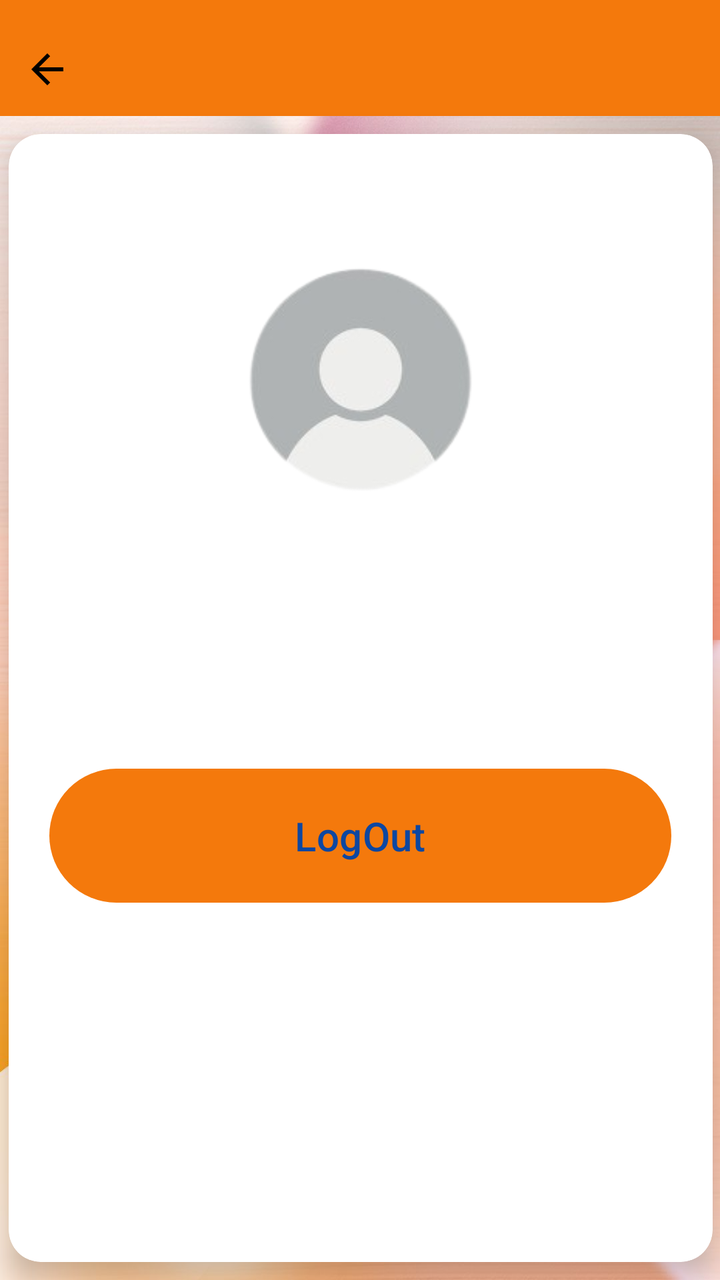
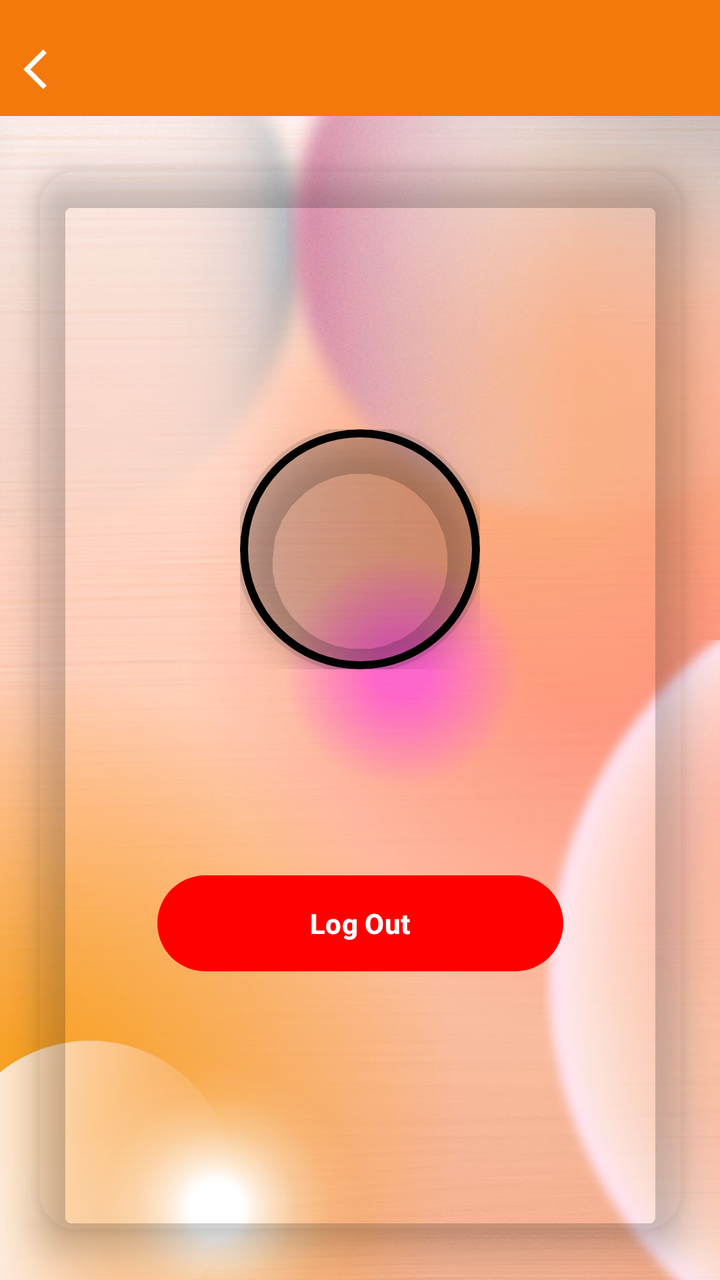

Two renders of the same Android screen: before a commit and after it. Below are the layout's source before the change and the commit's diff.
<!-- AndroidManifest.xml: application theme Theme.MyApplication -->
<!-- res/layout/activity_profile.xml -->
<?xml version="1.0" encoding="utf-8"?>
<androidx.constraintlayout.widget.ConstraintLayout xmlns:android="http://schemas.android.com/apk/res/android"
    xmlns:app="http://schemas.android.com/apk/res-auto"
    xmlns:tools="http://schemas.android.com/tools"
    android:layout_width="match_parent"
    android:layout_height="match_parent"
    tools:context=".Profile">

    
    <ImageView
        android:layout_width="match_parent"
        android:layout_height="match_parent"
        android:contentDescription="@string/todo78"
        android:scaleType="centerCrop"
        android:src="@drawable/untitleddesignh"
        tools:ignore="ImageContrastCheck" />

    

    <com.google.android.material.appbar.MaterialToolbar
        android:id="@+id/materialToolbar"
        android:layout_width="413dp"
        android:layout_height="58dp"
        android:background="?attr/colorPrimary"
        android:minHeight="?attr/actionBarSize"
        android:theme="?attr/actionBarTheme"
        app:layout_constraintEnd_toEndOf="parent"
        app:layout_constraintStart_toStartOf="parent"
        tools:layout_editor_absoluteY="0dp"
        tools:ignore="MissingConstraints,VisualLintBounds">
        
        <ImageButton
            android:id="@+id/button090"
            android:layout_width="@dimen/dim_67"
            android:layout_height="@dimen/dim_69"
            android:background="@null"
            android:src="@drawable/baseline_arrow_back_24"
            app:layout_constraintEnd_toEndOf="parent"
            app:layout_constraintHorizontal_bias="0.0"
            app:layout_constraintStart_toStartOf="parent"
            tools:ignore="ContentDescription,ImageContrastCheck,MissingConstraints,SpeakableTextPresentCheck,TouchTargetSizeCheck,VisualLintBounds"
            tools:layout_editor_absoluteY="@dimen/dim_3" />
    </com.google.android.material.appbar.MaterialToolbar>

    <androidx.cardview.widget.CardView
        android:layout_width="352dp"
        android:layout_height="564dp"
        android:layout_margin="@dimen/dim_20"
        app:cardCornerRadius="16dp"
        app:cardElevation="8dp"
        app:layout_constraintBottom_toBottomOf="parent"
        app:layout_constraintEnd_toEndOf="parent"
        app:layout_constraintHorizontal_bias="0.492"
        app:layout_constraintStart_toStartOf="parent"
        app:layout_constraintTop_toBottomOf="@+id/materialToolbar">

        
        <LinearLayout
            android:layout_width="match_parent"
            android:layout_height="match_parent"
            android:gravity="center_horizontal"
            android:orientation="vertical"
            android:padding="@dimen/dim_16">

            

            

            <ImageView
                android:layout_width="@dimen/dim_250"
                android:layout_height="174dp"
                android:layout_marginTop="@dimen/dim_20"
                android:contentDescription="@string/todo6"
                android:src="@drawable/j"
                tools:ignore="ImageContrastCheck,VisualLintBounds" />

            <TextView
                android:id="@+id/mName"
                android:layout_width="wrap_content"
                android:layout_height="wrap_content"
                android:layout_marginTop="@dimen/dim_16"
                android:textColor="@color/black"
                android:textSize="20sp"
                android:textStyle="bold" />

            
            <TextView
                android:id="@+id/mEmail2"
                android:layout_width="wrap_content"
                android:layout_height="wrap_content"
                android:layout_marginTop="@dimen/dim_8"
                android:textColor="@color/black"
                android:textSize="18sp"
                android:textStyle="bold" />

            
            <Button
                android:id="@+id/LoginBtn2"
                android:layout_width="311dp"
                android:layout_height="67dp"
                android:layout_marginTop="@dimen/dim_32"
                android:background="@drawable/button"
                android:text="@string/logout"
                android:textColor="#0D47A1"
                android:textSize="20sp" />

        </LinearLayout>
    </androidx.cardview.widget.CardView>

</androidx.constraintlayout.widget.ConstraintLayout>
<!-- resources referenced by this layout -->
<resources>
  <color name="black">#FF000000</color>
  <dimen name="dim_16">16dp</dimen>
  <dimen name="dim_20">20dp</dimen>
  <dimen name="dim_250">250dp</dimen>
  <dimen name="dim_3">3dp</dimen>
  <dimen name="dim_32">32dp</dimen>
  <dimen name="dim_67">67dp</dimen>
  <dimen name="dim_69">69dp</dimen>
  <dimen name="dim_8">8dp</dimen>
  <!-- drawable baseline_arrow_back_24 (drawable) -->
  <vector android:autoMirrored="true" android:height="24dp"
      android:tint="#000000" android:viewportHeight="24"
      android:viewportWidth="24" android:width="24dp" xmlns:android="http://schemas.android.com/apk/res/android">
      <path android:fillColor="@android:color/white" android:pathData="M20,11H7.83l5.59,-5.59L12,4l-8,8 8,8 1.41,-1.41L7.83,13H20v-2z"/>
  </vector>
  <!-- drawable button (drawable) -->
  <?xml version="1.0" encoding="utf-8"?>
  <shape xmlns:android="http://schemas.android.com/apk/res/android">
  <gradient android:startColor="#FF9800" android:endColor="#FF9800"/>
      <corners android:radius="40dp">
  
      </corners>
  </shape>
  <!-- drawable j: png bitmap (drawable-mdpi, 16393 bytes) -->
  <!-- drawable untitleddesignh: jpg bitmap (drawable-mdpi, 84470 bytes) -->
  <string name="logout">LogOut</string>
  <string name="todo6">TODO</string>
  <string name="todo78">TODO45</string>
  <style name="Theme.MyApplication" parent="Base.Theme.MyApplication" />
  <style name="Base.Theme.MyApplication" parent="Theme.Material3.DayNight.NoActionBar">
          
          
  
          <item name="colorPrimary">#F4790C</item>
      </style>
</resources>

<!-- the commit's change to res/layout/activity_profile.xml (unified diff, before → after) -->
@@ -1,21 +1,13 @@
 <?xml version="1.0" encoding="utf-8"?>
-<androidx.constraintlayout.widget.ConstraintLayout xmlns:android="http://schemas.android.com/apk/res/android"
+<androidx.constraintlayout.widget.ConstraintLayout
+    xmlns:android="http://schemas.android.com/apk/res/android"
     xmlns:app="http://schemas.android.com/apk/res-auto"
     xmlns:tools="http://schemas.android.com/tools"
     android:layout_width="match_parent"
     android:layout_height="match_parent"
-    tools:context=".Profile">
+    tools:context=".Profile"
+    android:background="@drawable/untitleddesignh">
 
-    
-    <ImageView
-        android:layout_width="match_parent"
-        android:layout_height="match_parent"
-        android:contentDescription="@string/todo78"
-        android:scaleType="centerCrop"
-        android:src="@drawable/untitleddesignh"
-        tools:ignore="ImageContrastCheck" />
-
-    
 
     <com.google.android.material.appbar.MaterialToolbar
         android:id="@+id/materialToolbar"
@@ -34,77 +26,115 @@
             android:layout_width="@dimen/dim_67"
             android:layout_height="@dimen/dim_69"
             android:background="@null"
-            android:src="@drawable/baseline_arrow_back_24"
+
             app:layout_constraintEnd_toEndOf="parent"
             app:layout_constraintHorizontal_bias="0.0"
             app:layout_constraintStart_toStartOf="parent"
             tools:ignore="ContentDescription,ImageContrastCheck,MissingConstraints,SpeakableTextPresentCheck,TouchTargetSizeCheck,VisualLintBounds"
-            tools:layout_editor_absoluteY="@dimen/dim_3" />
+            tools:layout_editor_absoluteY="@dimen/dim_3"
+            android:src="@drawable/baseline_arrow_back_ios_24"
+            app:tint="@android:color/white"
+            />
     </com.google.android.material.appbar.MaterialToolbar>
-
+    
+    
     <androidx.cardview.widget.CardView
-        android:layout_width="352dp"
-        android:layout_height="564dp"
+        android:layout_width="323dp"
+        android:layout_height="531dp"
         android:layout_margin="@dimen/dim_20"
-        app:cardCornerRadius="16dp"
-        app:cardElevation="8dp"
+        android:background="@drawable/glass_card"
+        app:cardBackgroundColor="@android:color/transparent"
+        app:cardCornerRadius="20dp"
+        app:cardElevation="10dp"
         app:layout_constraintBottom_toBottomOf="parent"
         app:layout_constraintEnd_toEndOf="parent"
-        app:layout_constraintHorizontal_bias="0.492"
+        app:layout_constraintHorizontal_bias="0.491"
         app:layout_constraintStart_toStartOf="parent"
-        app:layout_constraintTop_toBottomOf="@+id/materialToolbar">
+        app:layout_constraintTop_toBottomOf="@+id/materialToolbar"
+        app:layout_constraintVertical_bias="0.621">
 
-        
         <LinearLayout
+
             android:layout_width="match_parent"
-            android:layout_height="match_parent"
+            android:layout_height="wrap_content"
             android:gravity="center_horizontal"
             android:orientation="vertical"
-            android:padding="@dimen/dim_16">
+            android:padding="24dp"
+            android:layout_gravity="center"     >
+            
+            <FrameLayout
+                android:layout_width="120dp"
+                android:layout_height="120dp"
+                android:layout_gravity="center"
+                android:elevation="10dp"
+                >
+                
+                <com.google.android.material.imageview.ShapeableImageView
+                    android:layout_width="120dp"
+                    android:layout_height="120dp"
+                    android:scaleType="centerCrop"
+                    android:contentDescription="@string/i"
+                    app:strokeWidth="4dp"
+                    android:background="@drawable/profile_image_border"
+                    app:shapeAppearanceOverlay="@style/CircleImageViewTwo"
+                    android:elevation="10dp"
+                    android:layout_gravity="center"/>
 
+                
+                <View
+                    android:layout_width="match_parent"
+                    android:layout_height="match_parent"
+                    android:alpha="0.3"
+
+                    android:background="@drawable/overlay_effect" />
+            </FrameLayout>
             
-
-            
-
-            <ImageView
-                android:layout_width="@dimen/dim_250"
-                android:layout_height="174dp"
-                android:layout_marginTop="@dimen/dim_20"
-                android:contentDescription="@string/todo6"
-                android:src="@drawable/j"
-                tools:ignore="ImageContrastCheck,VisualLintBounds" />
-
             <TextView
                 android:id="@+id/mName"
                 android:layout_width="wrap_content"
                 android:layout_height="wrap_content"
-                android:layout_marginTop="@dimen/dim_16"
-                android:textColor="@color/black"
-                android:textSize="20sp"
-                android:textStyle="bold" />
+                android:layout_marginBottom="4dp"
+                android:fontFamily="sans-serif-medium"
+                android:textColor="@android:color/white"
+                android:textSize="22sp"
+                android:textStyle="bold"
+                android:padding="4dp"/>
+
 
             
             <TextView
+                android:paddingTop="16dp"
                 android:id="@+id/mEmail2"
                 android:layout_width="wrap_content"
                 android:layout_height="wrap_content"
-                android:layout_marginTop="@dimen/dim_8"
-                android:textColor="@color/black"
-                android:textSize="18sp"
-                android:textStyle="bold" />
+                android:layout_marginBottom="24dp"
+                android:fontFamily="sans-serif"
+                android:textColor="@android:color/white"
+                android:textSize="16sp" />
 
             
-            <Button
+            <com.google.android.material.button.MaterialButton
                 android:id="@+id/LoginBtn2"
-                android:layout_width="311dp"
-                android:layout_height="67dp"
-                android:layout_marginTop="@dimen/dim_32"
-                android:background="@drawable/button"
+                android:layout_width="203dp"
+                android:layout_height="wrap_content"
+                android:background="@drawable/gradient_button"
+                android:elevation="6dp"
+                android:fontFamily="sans-serif-medium"
+                android:gravity="center"
+                android:paddingHorizontal="16dp"
+                android:shadowColor="@color/black"
                 android:text="@string/logout"
-                android:textColor="#0D47A1"
-                android:textSize="20sp" />
+                android:textAllCaps="false"
+                android:textColor="@android:color/white"
+                android:textSize="14sp"
+                android:textStyle="bold"
+                app:backgroundTint="@color/red"
+                app:cornerRadius="24dp"
+                app:rippleColor="@color/buttonRipple" />
+
 
         </LinearLayout>
     </androidx.cardview.widget.CardView>
 
+
 </androidx.constraintlayout.widget.ConstraintLayout>
<!-- resource entries referenced after the edit -->
@@ -1,33 +1,63 @@
 <!-- resources referenced by this layout -->
 <resources>
   <color name="black">#FF000000</color>
-  <dimen name="dim_16">16dp</dimen>
+  <color name="buttonRipple">#B71C1C</color>
+  <color name="red">#FF0000</color>
   <dimen name="dim_20">20dp</dimen>
-  <dimen name="dim_250">250dp</dimen>
   <dimen name="dim_3">3dp</dimen>
-  <dimen name="dim_32">32dp</dimen>
   <dimen name="dim_67">67dp</dimen>
   <dimen name="dim_69">69dp</dimen>
-  <dimen name="dim_8">8dp</dimen>
-  <!-- drawable baseline_arrow_back_24 (drawable) -->
-  <vector android:autoMirrored="true" android:height="24dp"
-      android:tint="#000000" android:viewportHeight="24"
-      android:viewportWidth="24" android:width="24dp" xmlns:android="http://schemas.android.com/apk/res/android">
-      <path android:fillColor="@android:color/white" android:pathData="M20,11H7.83l5.59,-5.59L12,4l-8,8 8,8 1.41,-1.41L7.83,13H20v-2z"/>
+  <!-- drawable baseline_arrow_back_ios_24 (drawable) -->
+  <vector xmlns:android="http://schemas.android.com/apk/res/android" android:autoMirrored="true" android:height="24dp" android:tint="#0C0C0C" android:viewportHeight="24" android:viewportWidth="24" android:width="24dp">
+        
+      <path android:fillColor="@android:color/white" android:pathData="M11.67,3.87L9.9,2.1 0,12l9.9,9.9 1.77,-1.77L3.54,12z"/>
+      
   </vector>
-  <!-- drawable button (drawable) -->
+  <!-- drawable glass_card (drawable) -->
   <?xml version="1.0" encoding="utf-8"?>
+  <layer-list xmlns:android="http://schemas.android.com/apk/res/android">
+      <item>
+          <shape android:shape="rectangle">
+              <corners android:radius="20dp" />
+              <solid android:color="#80FFFFFF" /> 
+          </shape>
+      </item>
+  </layer-list>
+  <!-- drawable gradient_button (drawable) -->
+  <?xml version="1.0" encoding="utf-8"?>
+  <selector xmlns:android="http://schemas.android.com/apk/res/android">
+      <item android:state_pressed="true">
+          <shape android:shape="rectangle">
+              <corners android:radius="30dp"/>
+              <solid android:color="@color/red"/>
+          </shape>
+      </item>
+      <item>
+          <shape android:shape="rectangle">
+              <corners android:radius="30dp"/>
+              <solid android:color="@color/red"/>
+          </shape>
+      </item>
+  </selector>
+  <!-- drawable overlay_effect (drawable) -->
   <shape xmlns:android="http://schemas.android.com/apk/res/android">
-  <gradient android:startColor="#FF9800" android:endColor="#FF9800"/>
-      <corners android:radius="40dp">
-  
-      </corners>
+      <solid android:color="#80000000"/>
+      <corners android:radius="60dp"/>
   </shape>
-  <!-- drawable j: png bitmap (drawable-mdpi, 16393 bytes) -->
+  <!-- drawable profile_image_border (drawable) -->
+  <?xml version="1.0" encoding="utf-8"?>
+  <shape xmlns:android="http://schemas.android.com/apk/res/android"
+      android:shape="oval">
+      <solid android:color="@android:color/transparent"/>
+      <stroke android:width="4dp" android:color="@color/black"/>
+  </shape>
   <!-- drawable untitleddesignh: jpg bitmap (drawable-mdpi, 84470 bytes) -->
-  <string name="logout">LogOut</string>
-  <string name="todo6">TODO</string>
-  <string name="todo78">TODO45</string>
+  <string name="i">"profile image "</string>
+  <string name="logout">Log Out</string>
+  <style name="CircleImageViewTwo" parent="ShapeAppearance.MaterialComponents.SmallComponent">
+          <item name="cornerFamily">rounded</item>
+          <item name="cornerSize">50%</item>
+      </style>
   <style name="Theme.MyApplication" parent="Base.Theme.MyApplication" />
   <style name="Base.Theme.MyApplication" parent="Theme.Material3.DayNight.NoActionBar">
           
